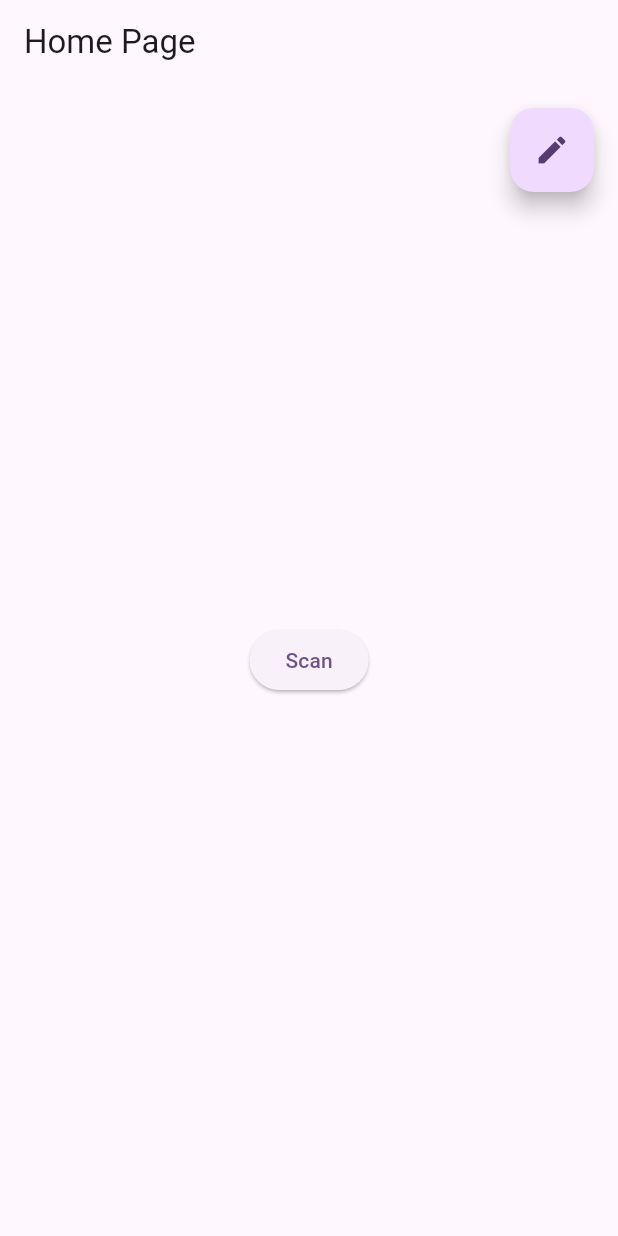
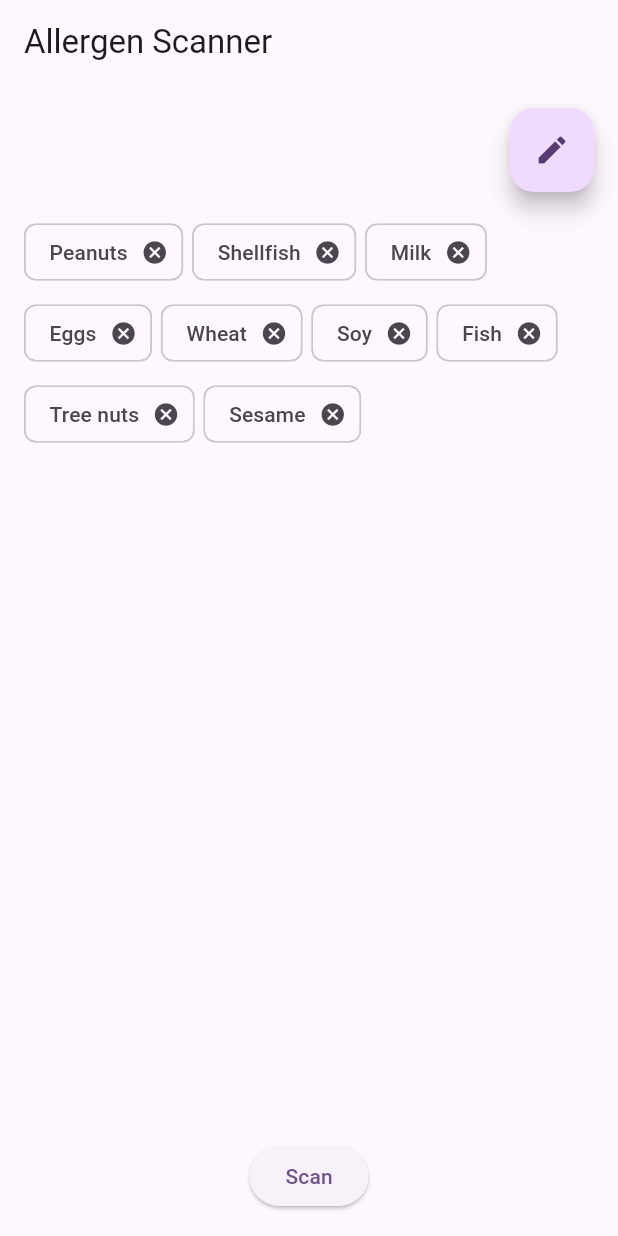
Before and after one commit to lime-based-lemonade/allergy-scanner, a Flutter app: the screen it shows after launch, on a phone screen of 412 x 824 dp. Run offline on Flutter 3.47's test engine with Material 3 defaults, Android fonts, the phone set to English and light mode, and no system bars; our stand-ins replace flutter_riverpod.

Commit message:
AllergenChips

```diff
--- a/lib/pages/home.dart
+++ b/lib/pages/home.dart
@@ -2,7 +2,7 @@ import 'package:flutter/material.dart';
 import 'package:flutter_riverpod/flutter_riverpod.dart';
 import 'package:lime_based_application/pages/scanner.dart';
 import 'package:lime_based_application/routes.dart';
-
+import 'package:lime_based_application/widgets/allergen_list.dart';
 class HomePage extends ConsumerWidget {
   const HomePage({super.key});
 
@@ -10,16 +10,25 @@ class HomePage extends ConsumerWidget {
   Widget build(BuildContext context, WidgetRef ref) {
     return Scaffold(
       appBar: AppBar(
-        title: const Text('Home Page'),
+        title: const Text('Allergen Scanner'),
       ),
-      body: Stack(
+      body: SafeArea(
+        child: Stack(
           children: [
-          Center(
+            Padding(
+              padding: const EdgeInsets.only(top: 72.0), // Adjusted padding to create space for the button
+              child: const AllergenList(),
+            ),
+            Align(
+              alignment: Alignment.bottomCenter,
+              child: Padding(
+                padding: const EdgeInsets.all(16.0),
                 child: ElevatedButton(
                   onPressed: () {
                     Navigator.pushNamed(context, ApplicationRoutes.scanner);
                   },
                   child: const Text('Scan'),
+                ),
               ),
             ),
             Positioned(
@@ -34,6 +43,7 @@ class HomePage extends ConsumerWidget {
             ),
           ],
         ),
+      ),
     );
   }
 }
--- a/lib/widgets/allergen_list.dart
+++ b/lib/widgets/allergen_list.dart
@@ -2,8 +2,8 @@ import 'package:flutter/material.dart';
 
 /// Horizontally scrollable list of allergens represented with Material chips.
 class AllergenList extends StatefulWidget {
-  // TODO: Implement the widget
-  // TODO: Useful link https://api.flutter.dev/flutter/material/Chip-class.html
+  // Implement the widget
+  // Useful link https://api.flutter.dev/flutter/material/Chip-class.html
 
   const AllergenList({super.key});
 
@@ -12,8 +12,48 @@ class AllergenList extends StatefulWidget {
 }
 
 class _AllergenListState extends State<AllergenList> {
+   List<String> allergens = [
+    "Peanuts",
+    "Shellfish",
+    "Milk",
+    "Eggs",
+    "Wheat",
+    "Soy",
+    "Fish",
+    "Tree nuts",
+    "Sesame",
+  ];
+
   @override
   Widget build(BuildContext context) {
-    return const Placeholder();
+    return Padding(
+      padding: const EdgeInsets.all(16.0),
+      child: dynamicChips(),
+    );
+  }
+
+  Widget dynamicChips() {
+    return Wrap(
+      spacing: 6.0,
+      runSpacing: 6.0,
+      children: List<Widget>.generate(allergens.length, (int index) {
+        return InkWell(
+          onTap: () {
+            // Handle tap event
+            ScaffoldMessenger.of(context).showSnackBar(
+              SnackBar(content: Text('Tapped on ${allergens[index]}')),
+            );
+          },
+          child: Chip(
+            label: Text(allergens[index]),
+            onDeleted: () {
+              setState(() {
+                allergens.removeAt(index);
+              });
+            },
+          ),
+        );
+      }),
+    );
   }
 }
```
Lines whose indentation alone changed are shown as unchanged.
